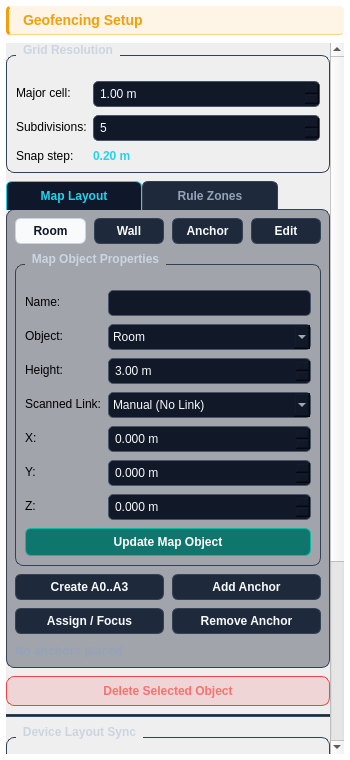
Above: software/uwb_rtls_studio/views/ui/geofence_editor.ui from phuongmt08/uwb-rtls before the change. Below: the same form after it.
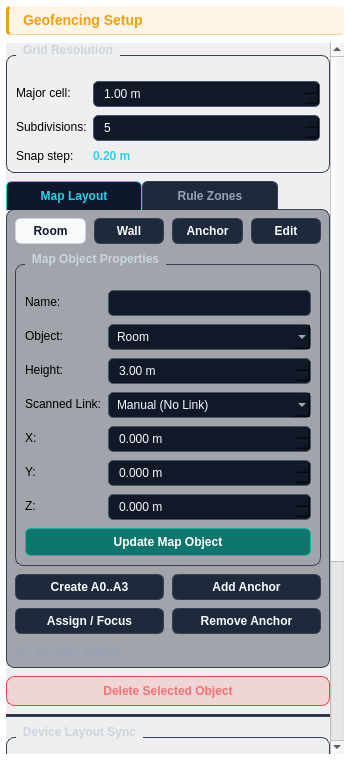
That is the form after the change.

What changed in the file:
```diff
--- a/software/uwb_rtls_studio/views/ui/geofence_editor.ui
+++ b/software/uwb_rtls_studio/views/ui/geofence_editor.ui
@@ -22,7 +22,7 @@
 QPushButton:hover { background: #253346; border-color: #22D3EE; }
 QPushButton:disabled { background: #1E293B; color: #475569; border-color: #334155; }
 QLabel { background: transparent; }
-QLineEdit, QComboBox, QDoubleSpinBox, QSpinBox { background-color: #111827; border: 1px solid #475569; border-radius: 5px; color: #F8FAFC; padding: 4px; }
+QLineEdit, QComboBox, QDoubleSpinBox, QSpinBox { background-color: #111827; border: 1px solid #475569; border-radius: 5px; color: #F8FAFC; padding: 4px 22px 4px 8px; }
 QLineEdit:focus, QComboBox:focus, QDoubleSpinBox:focus, QSpinBox:focus { border-color: #22D3EE; }
 QTabWidget::pane { border: 1px solid #334155; border-radius: 8px; background: rgba(15, 23, 42, 0.35); margin-top: -1px; }
 QTabBar::tab { background: #1E293B; color: #94A3B8; border: 1px solid #334155; border-bottom: none; border-top-left-radius: 6px; border-top-right-radius: 6px; padding: 7px 12px; font-weight: bold; min-width: 110px; }
```
Left out of the diff: 6 changed lines with no effect on the pictures.
